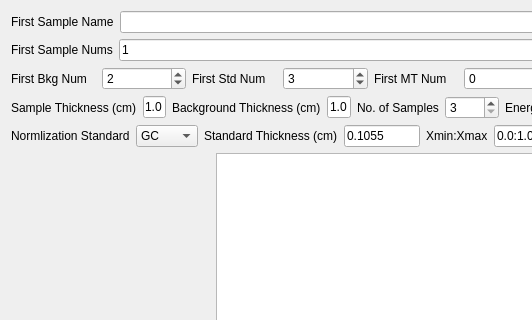
Qt form UI_Forms/ASAXS_Batch_Processor_2.ui (chemmatcars/XAnoS) before a commit; both pictures show x 0 to 532 and y 0 to 320 of the 741 by 517 pixel window.
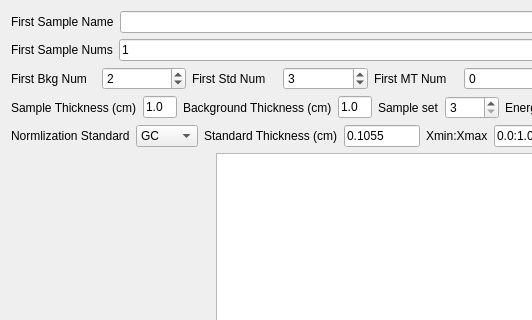
The same form after that commit. Custom widgets are drawn as their Qt base class.

Commit message: Updated ASAXS_Batch_Processor_2 and readData-Added batch processing for multiple samples with different sample thickness

What changed in the file:
```diff
--- a/UI_Forms/ASAXS_Batch_Processor_2.ui
+++ b/UI_Forms/ASAXS_Batch_Processor_2.ui
@@ -163,7 +163,7 @@
      <item>
       <widget class="QLabel" name="sampleNumLabel">
        <property name="text">
-        <string>No. of Samples</string>
+        <string>Sample set</string>
        </property>
       </widget>
      </item>
```
Left out of the diff: 8 changed lines with no effect on the pictures. The commit also changes 6 other files.
